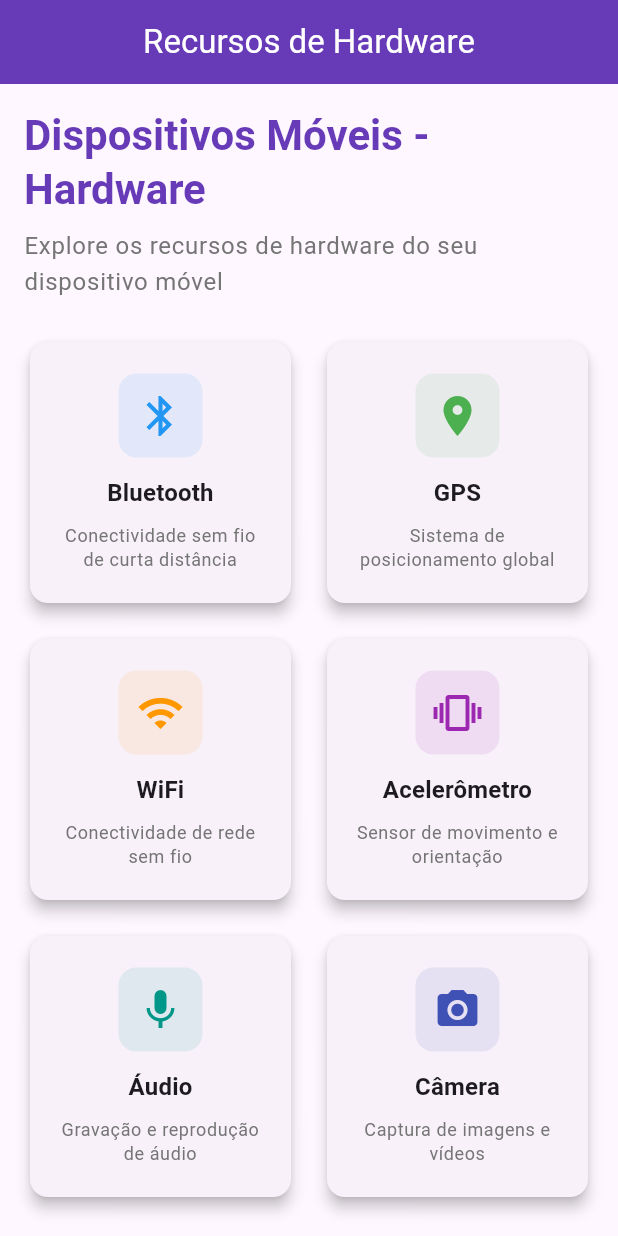
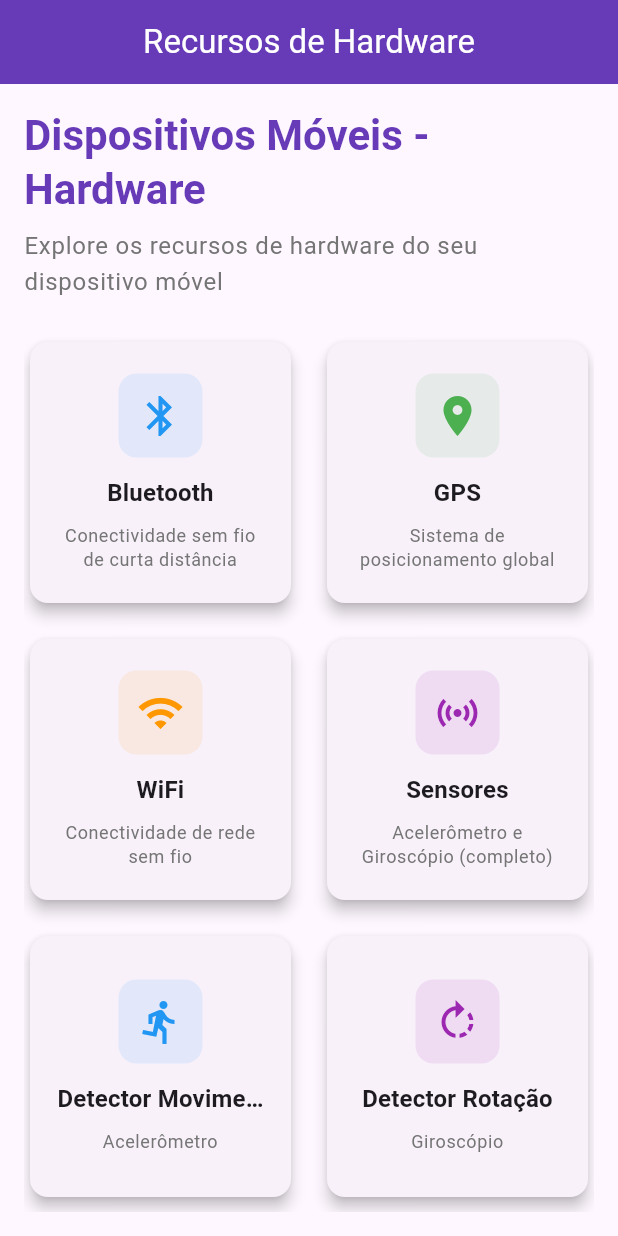
Before and after one commit to dannmf/flutter_hardware_resources, a Flutter app: the screen it shows after launch, on a phone screen of 412 x 824 dp. Run offline on Flutter 3.47's test engine with Material 3 defaults, Android fonts, the phone set to English and light mode, and no system bars; our stand-ins replace camera, connectivity_plus, flutter_blue_plus, flutter_map, geocoding, geolocator and 4 more; missing offline and left inert: flutter_sound, network_info_plus.

Commit message:
♻️update: home_page

```diff
--- a/lib/pages/home_page.dart
+++ b/lib/pages/home_page.dart
@@ -4,6 +4,8 @@ import 'package:flutter_hardware_resources/pages/audio_page.dart';
 import 'package:flutter_hardware_resources/pages/bluetooth_page.dart';
 import 'package:flutter_hardware_resources/pages/gps_page.dart';
 import 'package:flutter_hardware_resources/pages/wifi_page.dart';
+import 'package:flutter_hardware_resources/pages/motion_detector_page.dart';
+import 'package:flutter_hardware_resources/pages/rotation_detector_page.dart';
 
 import 'camera_page.dart';
 
@@ -82,14 +84,40 @@ class HomePage extends StatelessWidget {
                   ),
                   _buildHardwareCard(
                     context,
-                    'Acelerômetro',
-                    Icons.vibration,
+                    'Sensores',
+                    Icons.sensors,
                     Colors.purple,
-                    'Sensor de movimento e orientação',
+                    'Acelerômetro e Giroscópio (completo)',
                     () => Navigator.push(
                       context,
                       MaterialPageRoute(
                         builder: (context) => const AccelerometerPage(),
+                      ),
+                    ),
+                  ),
+                  _buildHardwareCard(
+                    context,
+                    'Detector Movimento',
+                    Icons.directions_run,
+                    Colors.blue,
+                    'Acelerômetro',
+                    () => Navigator.push(
+                      context,
+                      MaterialPageRoute(
+                        builder: (context) => const MotionDetectorPage(),
+                      ),
+                    ),
+                  ),
+                  _buildHardwareCard(
+                    context,
+                    'Detector Rotação',
+                    Icons.rotate_right,
+                    Colors.purple,
+                    'Giroscópio',
+                    () => Navigator.push(
+                      context,
+                      MaterialPageRoute(
+                        builder: (context) => const RotationDetectorPage(),
                       ),
                     ),
                   ),
@@ -161,6 +189,8 @@ class HomePage extends StatelessWidget {
                   context,
                 ).textTheme.titleMedium?.copyWith(fontWeight: FontWeight.bold),
                 textAlign: TextAlign.center,
+                maxLines: 1,
+                overflow: TextOverflow.ellipsis,
               ),
               const SizedBox(height: 8),
               Text(
```
